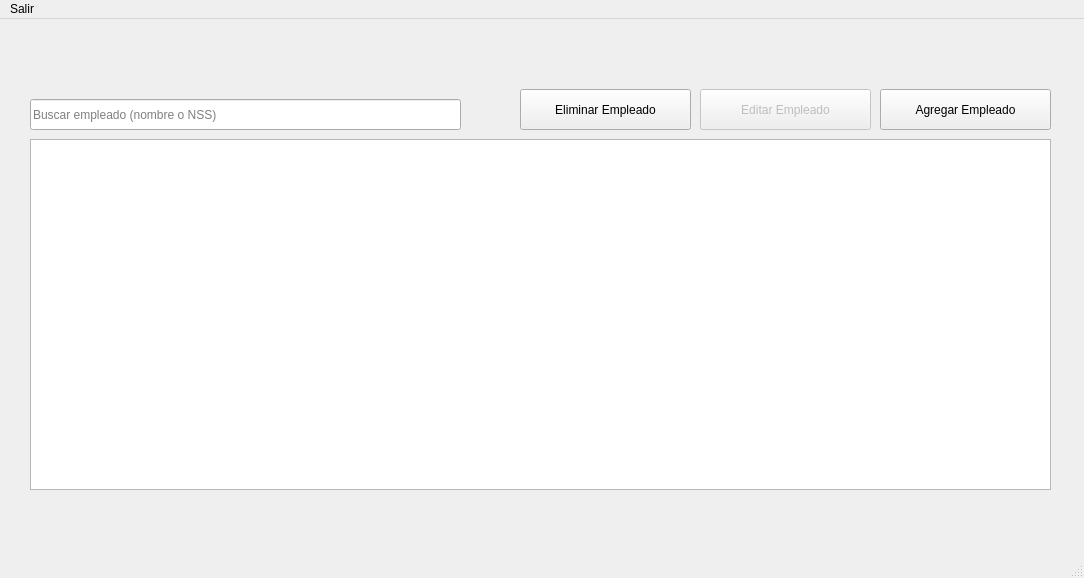
Old version of the form msc_tec_prog_activities/Act_3_1/MSC26_3_1_GARCIA_ALBERTO/ui/main_window.ui in the repository B33THO/msc2026.
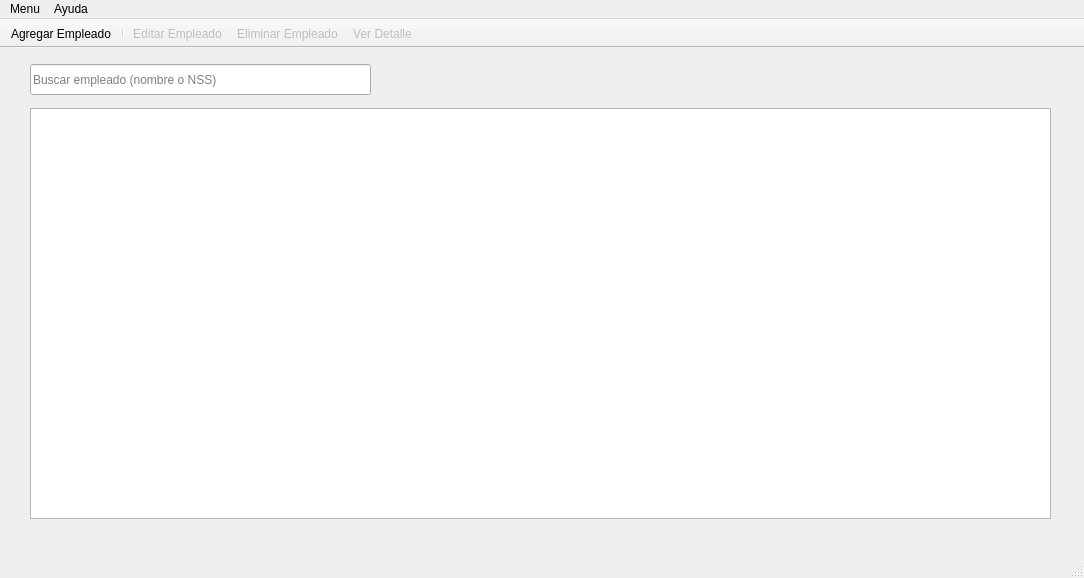
New version of the form. Icons and pictures are not drawn.

What changed in the file:
```diff
--- a/msc_tec_prog_activities/Act_3_1/MSC26_3_1_GARCIA_ALBERTO/ui/main_window.ui
+++ b/msc_tec_prog_activities/Act_3_1/MSC26_3_1_GARCIA_ALBERTO/ui/main_window.ui
@@ -17,29 +17,6 @@
    <string notr="true"/>
   </property>
   <widget class="QWidget" name="centralwidget">
-   <widget class="QPushButton" name="btn_add_employee">
-    <property name="geometry">
-     <rect>
-      <x>880</x>
-      <y>70</y>
-      <width>171</width>
-      <height>41</height>
-     </rect>
-    </property>
-    <property name="toolTip">
-     <string>Crear un empleado nuevo</string>
-    </property>
-    <property name="styleSheet">
-     <string notr="true"/>
-    </property>
-    <property name="text">
-     <string>Agregar Empleado</string>
-    </property>
-    <property name="icon">
-     <iconset>
-      <normaloff>../icons/person_add.svg</normaloff>../icons/person_add.svg</iconset>
-    </property>
-   </widget>
    <widget class="QTableWidget" name="tw_employees_table">
     <property name="enabled">
      <bool>true</bool>
@@ -47,9 +24,9 @@
     <property name="geometry">
      <rect>
       <x>30</x>
-      <y>120</y>
+      <y>60</y>
       <width>1021</width>
-      <height>351</height>
+      <height>411</height>
      </rect>
     </property>
    </widget>
@@ -57,8 +34,8 @@
     <property name="geometry">
      <rect>
       <x>30</x>
-      <y>80</y>
-      <width>431</width>
+      <y>16</y>
+      <width>341</width>
       <height>31</height>
      </rect>
     </property>
@@ -72,8 +49,8 @@
    <widget class="QLabel" name="label">
     <property name="geometry">
      <rect>
-      <x>470</x>
-      <y>80</y>
+      <x>380</x>
+      <y>21</y>
       <width>31</width>
       <height>21</height>
      </rect>
@@ -85,55 +62,6 @@
      <pixmap>../icons/search.svg</pixmap>
     </property>
    </widget>
-   <widget class="QPushButton" name="btn_edit_employee">
-    <property name="enabled">
-     <bool>false</bool>
-    </property>
-    <property name="geometry">
-     <rect>
-      <x>700</x>
-      <y>70</y>
-      <width>171</width>
-      <height>41</height>
-     </rect>
-    </property>
-    <property name="toolTip">
-     <string>Editar empleado</string>
-    </property>
-    <property name="styleSheet">
-     <string notr="true"/>
-    </property>
-    <property name="text">
-     <string>Editar Empleado</string>
-    </property>
-    <property name="icon">
-     <iconset>
-      <normaloff>../icons/person_edit.svg</normaloff>../icons/person_edit.svg</iconset>
-    </property>
-   </widget>
-   <widget class="QPushButton" name="btn_add_employee_2">
-    <property name="geometry">
-     <rect>
-      <x>520</x>
-      <y>70</y>
-      <width>171</width>
-      <height>41</height>
-     </rect>
-    </property>
-    <property name="toolTip">
-     <string>Crear un empleado nuevo</string>
-    </property>
-    <property name="styleSheet">
-     <string notr="true"/>
-    </property>
-    <property name="text">
-     <string>Eliminar Empleado</string>
-    </property>
-    <property name="icon">
-     <iconset>
-      <normaloff>../icons/person_add.svg</normaloff>../icons/person_add.svg</iconset>
-    </property>
-   </widget>
   </widget>
   <widget class="QMenuBar" name="menubar">
    <property name="geometry">
@@ -146,12 +74,147 @@
    </property>
    <widget class="QMenu" name="menuSalir">
     <property name="title">
-     <string>Salir</string>
+     <string>Menu</string>
     </property>
+    <addaction name="actionAgregar_Empleado"/>
+    <addaction name="actionSalir"/>
+   </widget>
+   <widget class="QMenu" name="menuAyuda">
+    <property name="title">
+     <string>Ayuda</string>
+    </property>
+    <addaction name="actionComo_usar"/>
+    <addaction name="actionFormulas"/>
+    <addaction name="separator"/>
+    <addaction name="actionAcerca_de"/>
    </widget>
    <addaction name="menuSalir"/>
+   <addaction name="menuAyuda"/>
   </widget>
   <widget class="QStatusBar" name="statusbar"/>
+  <widget class="QToolBar" name="tb_actions">
+   <property name="windowTitle">
+    <string>Acciones</string>
+   </property>
+   <property name="movable">
+    <bool>false</bool>
+   </property>
+   <property name="iconSize">
+    <size>
+     <width>20</width>
+     <height>20</height>
+    </size>
+   </property>
+   <property name="toolButtonStyle">
+    <enum>Qt::ToolButtonTextBesideIcon</enum>
+   </property>
+   <property name="floatable">
+    <bool>false</bool>
+   </property>
+   <attribute name="toolBarArea">
+    <enum>TopToolBarArea</enum>
+   </attribute>
+   <attribute name="toolBarBreak">
+    <bool>false</bool>
+   </attribute>
+   <addaction name="actionAgregar_Empleado"/>
+   <addaction name="separator"/>
+   <addaction name="actionEditar_Empleado"/>
+   <addaction name="actionEliminar_Empleado"/>
+   <addaction name="actionVer_Detalle"/>
+  </widget>
+  <action name="actionSalir">
+   <property name="icon">
+    <iconset>
+     <normaloff>../icons/logout.svg</normaloff>../icons/logout.svg</iconset>
+   </property>
+   <property name="text">
+    <string>Salir</string>
+   </property>
+  </action>
+  <action name="actionAgregar_Empleado">
+   <property name="icon">
+    <iconset>
+     <normaloff>../icons/person_add.svg</normaloff>../icons/person_add.svg</iconset>
+   </property>
+   <property name="text">
+    <string>Agregar Empleado</string>
+   </property>
+   <property name="toolTip">
+    <string>Crear un empleado nuevo</string>
+   </property>
+  </action>
+  <action name="actionComo_usar">
+   <property name="icon">
+    <iconset>
+     <normaloff>../icons/help.svg</normaloff>../icons/help.svg</iconset>
+   </property>
+   <property name="text">
+    <string>Cómo usar</string>
+   </property>
+   <property name="shortcut">
+    <string>F1</string>
+   </property>
+  </action>
+  <action name="actionFormulas">
+   <property name="icon">
+    <iconset>
+     <normaloff>../icons/info.svg</normaloff>../icons/info.svg</iconset>
+   </property>
+   <property name="text">
+    <string>Fórmulas de salario</string>
+   </property>
+  </action>
+  <action name="actionAcerca_de">
+   <property name="text">
+    <string>Acerca de</string>
+   </property>
+  </action>
+  <action name="actionEditar_Empleado">
+   <property name="enabled">
+    <bool>false</bool>
+   </property>
+   <property name="icon">
+    <iconset>
+     <normaloff>../icons/person_edit.svg</normaloff>../icons/person_edit.svg</iconset>
+   </property>
+   <property name="text">
+    <string>Editar Empleado</string>
+   </property>
+   <property name="toolTip">
+    <string>Editar el empleado seleccionado</string>
+   </property>
+  </action>
+  <action name="actionEliminar_Empleado">
+   <property name="enabled">
+    <bool>false</bool>
+   </property>
+   <property name="icon">
+    <iconset>
+     <normaloff>../icons/delete.svg</normaloff>../icons/delete.svg</iconset>
+   </property>
+   <property name="text">
+    <string>Eliminar Empleado</string>
+   </property>
+   <property name="toolTip">
+    <string>Eliminar el empleado seleccionado</string>
+   </property>
+  </action>
+  <action name="actionVer_Detalle">
+   <property name="enabled">
+    <bool>false</bool>
+   </property>
+   <property name="icon">
+    <iconset>
+     <normaloff>../icons/info.svg</normaloff>../icons/info.svg</iconset>
+   </property>
+   <property name="text">
+    <string>Ver Detalle</string>
+   </property>
+   <property name="toolTip">
+    <string>Ver el detalle del empleado y de su salario (también con doble clic en la fila)</string>
+   </property>
+  </action>
  </widget>
  <resources/>
  <connections/>
```
